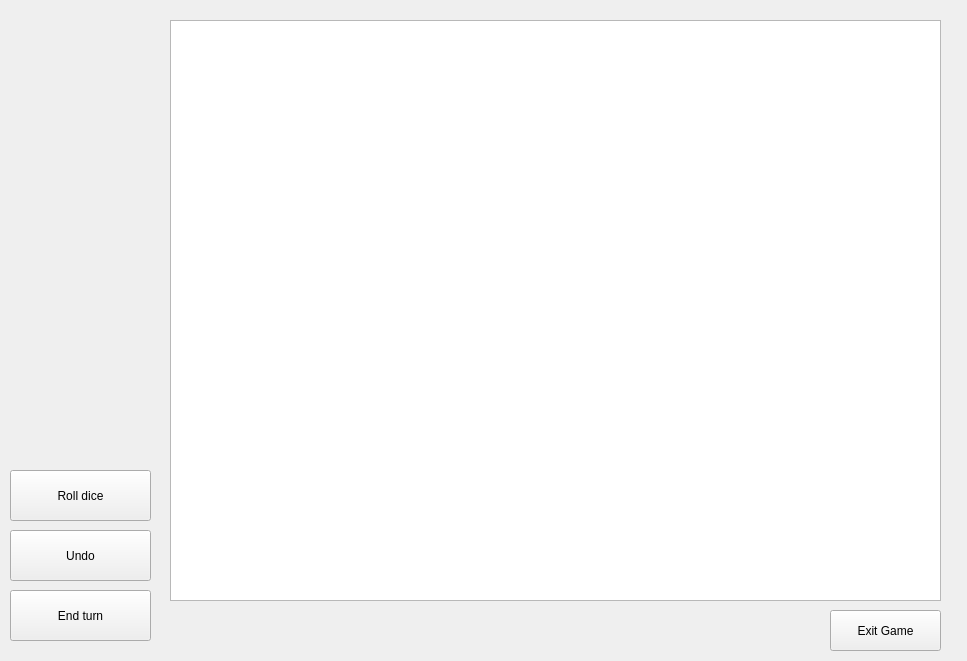
Above: BackgammonPP/boardwindow.ui from daniilgrbic/BackgammonPP before the change. Below: the same form after it.
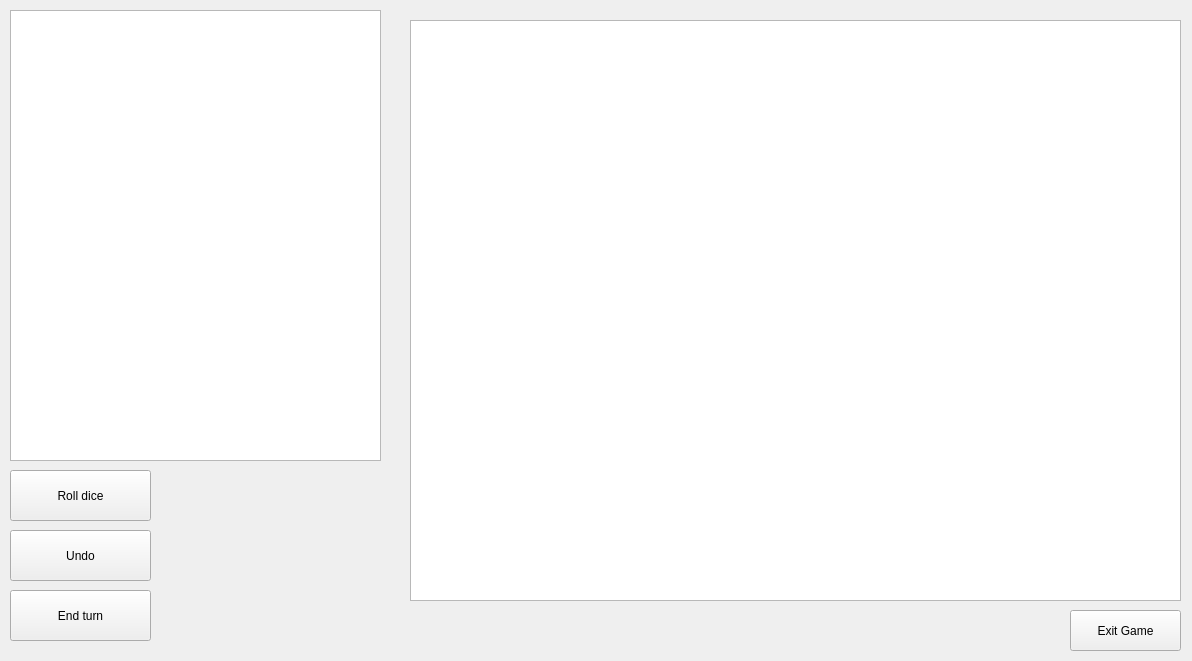
That is the form after the change.

```diff
--- a/BackgammonPP/boardwindow.ui
+++ b/BackgammonPP/boardwindow.ui
@@ -6,7 +6,7 @@
    <rect>
     <x>0</x>
     <y>0</y>
-    <width>967</width>
+    <width>1192</width>
     <height>661</height>
    </rect>
   </property>
@@ -16,7 +16,7 @@
   <widget class="QGraphicsView" name="boardView">
    <property name="geometry">
     <rect>
-     <x>170</x>
+     <x>410</x>
      <y>20</y>
      <width>771</width>
      <height>581</height>
@@ -26,7 +26,7 @@
   <widget class="QPushButton" name="pbExitGame">
    <property name="geometry">
     <rect>
-     <x>830</x>
+     <x>1070</x>
      <y>610</y>
      <width>111</width>
      <height>41</height>
@@ -75,6 +75,26 @@
     <string>Undo</string>
    </property>
   </widget>
+  <widget class="QListView" name="listView">
+   <property name="geometry">
+    <rect>
+     <x>10</x>
+     <y>10</y>
+     <width>371</width>
+     <height>451</height>
+    </rect>
+   </property>
+  </widget>
+  <widget class="QGraphicsView" name="historyboardView">
+   <property name="geometry">
+    <rect>
+     <x>410</x>
+     <y>20</y>
+     <width>771</width>
+     <height>581</height>
+    </rect>
+   </property>
+  </widget>
  </widget>
  <resources/>
  <connections/>
```
